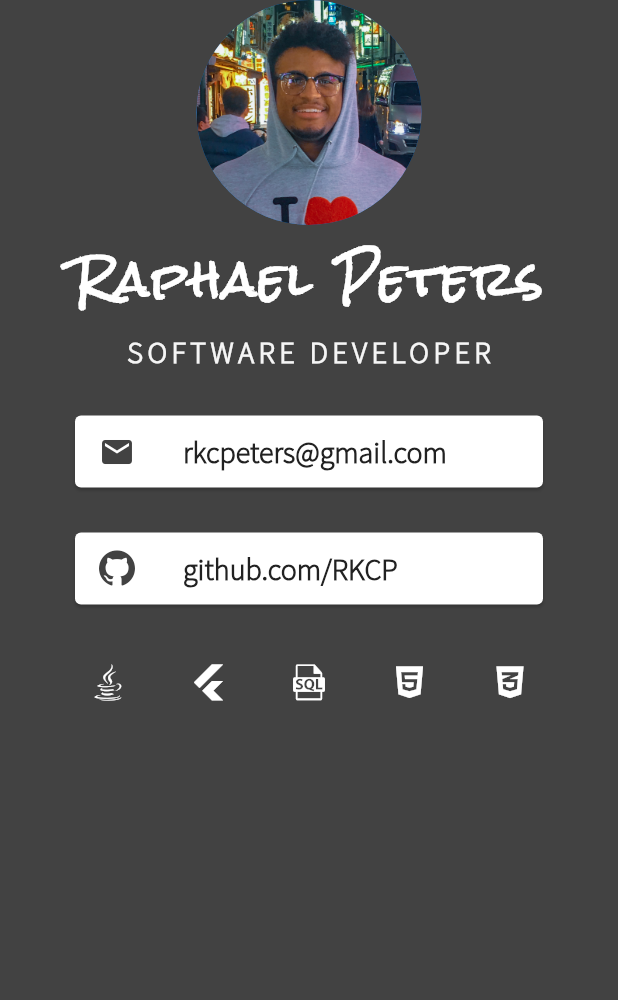
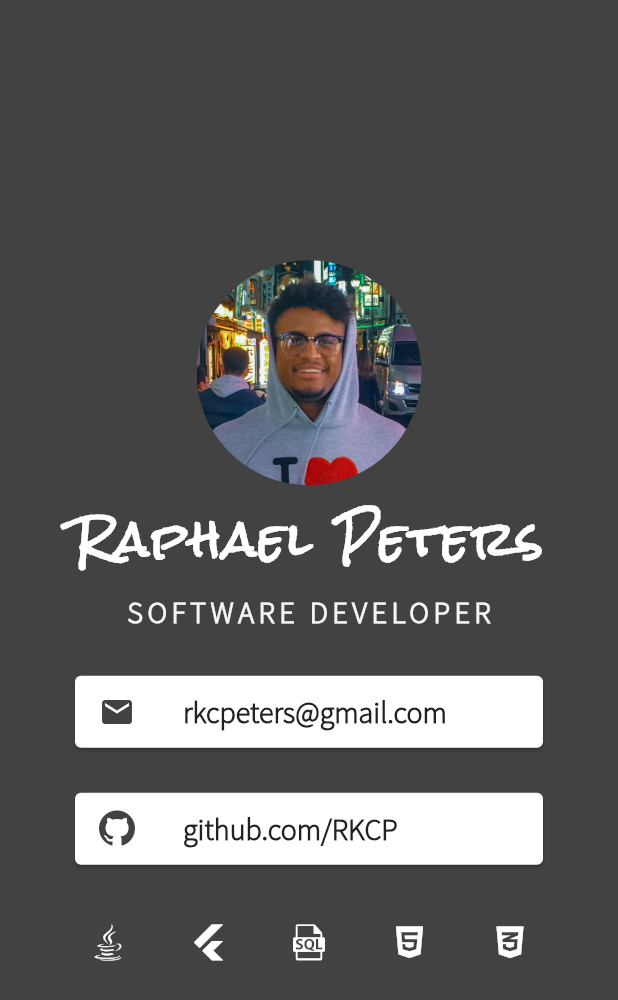
Before and after one commit to RKCP/Flutter-Dart-Learning, a Flutter app: the screen it shows after launch, on a phone screen of 412 x 824 dp. Shown: the top 1000 px of the screen. Run offline on Flutter 3.47's test engine with Material 2 defaults, Android fonts, the phone set to English and light mode, and no system bars.

Commit message:
Card aligned properly now. Need to load app onto physical devices to test the links work as for some reason the simulated device doesn't have internet access.

```diff
--- a/mi_card/lib/main.dart
+++ b/mi_card/lib/main.dart
@@ -14,9 +14,11 @@ class MyApp extends StatelessWidget {
         backgroundColor: Colors.grey[800],
         body: SafeArea(
             child: Column(
+          mainAxisAlignment: MainAxisAlignment.center,
           children: <Widget>[
             CircleAvatar(
               radius: 75,
+              backgroundColor: Colors.grey[800],
               backgroundImage: AssetImage('images/avatar.png'),
             ),
             Text(
@@ -38,7 +40,6 @@ class MyApp extends StatelessWidget {
                   fontWeight: FontWeight.bold,
                 )),
             Card(
-              color: Colors.white,
               margin: EdgeInsets.symmetric(vertical: 30, horizontal: 50),
               child: ListTile(
                 leading: Icon(
@@ -61,7 +62,6 @@ class MyApp extends StatelessWidget {
               ),
             ),
             Card(
-                color: Colors.white,
                 margin: EdgeInsets.fromLTRB(50, 0, 50, 30),
                 child: ListTile(
                   leading: Icon(CustomIcons.github, color: Colors.grey[800]),
```
Also changed, not shown: 58 other files.
